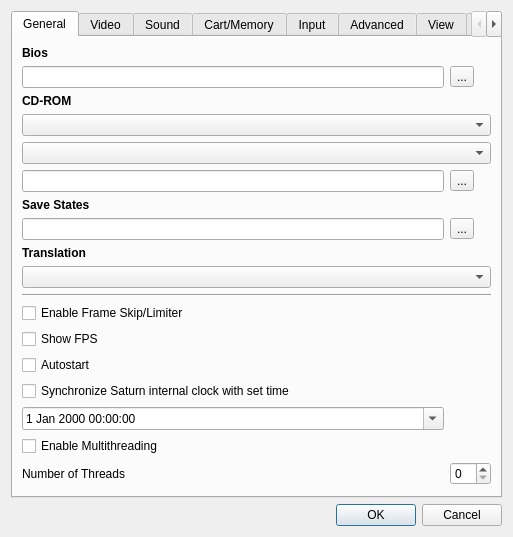
Old version of the form yabause/src/qt/ui/UISettings.ui in the repository Yabause/yabause.
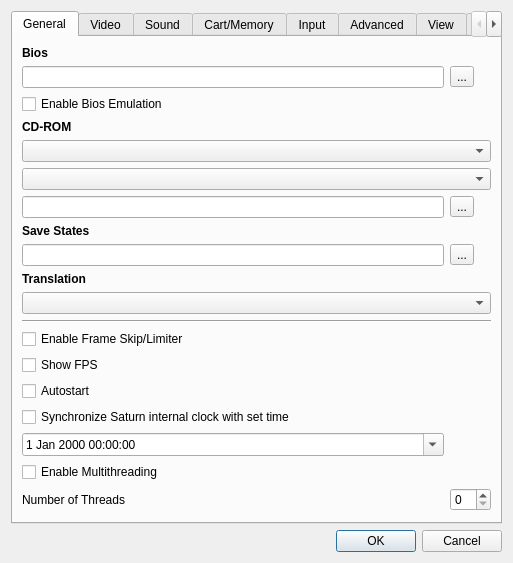
New version of the form. Custom widgets are drawn as their Qt base class.

Commit message: Added feature to Qt port to toggle bios emulation. Fixes issue #240

What changed in the file:
```diff
--- a/yabause/src/qt/ui/UISettings.ui
+++ b/yabause/src/qt/ui/UISettings.ui
@@ -24,21 +24,21 @@
        <string>General</string>
       </attribute>
       <layout class="QGridLayout" name="gridLayout1">
-       <item row="19" column="0">
+       <item row="21" column="0">
         <widget class="QCheckBox" name="cbEnableMultiThreading">
          <property name="text">
           <string>Enable Multithreading</string>
          </property>
         </widget>
        </item>
-       <item row="17" column="0">
+       <item row="19" column="0">
         <widget class="QCheckBox" name="cbClockSync">
          <property name="text">
           <string>Synchronize Saturn internal clock with set time</string>
          </property>
         </widget>
        </item>
-       <item row="21" column="0">
+       <item row="23" column="0">
         <spacer>
          <property name="orientation">
           <enum>Qt::Vertical</enum>
@@ -61,7 +61,7 @@
          </property>
         </widget>
        </item>
-       <item row="2" column="0" colspan="2">
+       <item row="4" column="0" colspan="2">
         <widget class="QLabel" name="lCdRom">
          <property name="font">
           <font>
@@ -77,20 +77,20 @@
          </property>
         </widget>
        </item>
-       <item row="3" column="0" colspan="2">
+       <item row="5" column="0" colspan="2">
         <widget class="QComboBox" name="cbCdRom"/>
        </item>
-       <item row="5" column="0">
+       <item row="7" column="0">
         <widget class="QLineEdit" name="leCdRom"/>
        </item>
-       <item row="5" column="1">
+       <item row="7" column="1">
         <widget class="QToolButton" name="tbCdRom">
          <property name="text">
           <string>...</string>
          </property>
         </widget>
        </item>
-       <item row="6" column="0" colspan="2">
+       <item row="8" column="0" colspan="2">
         <widget class="QLabel" name="lSaveStates">
          <property name="font">
           <font>
@@ -106,17 +106,17 @@
          </property>
         </widget>
        </item>
-       <item row="7" column="0">
+       <item row="9" column="0">
         <widget class="QLineEdit" name="leSaveStates"/>
        </item>
-       <item row="7" column="1">
+       <item row="9" column="1">
         <widget class="QToolButton" name="tbSaveStates">
          <property name="text">
           <string>...</string>
          </property>
         </widget>
        </item>
-       <item row="8" column="0" colspan="2">
+       <item row="10" column="0" colspan="2">
         <widget class="QLabel" name="lTranslation">
          <property name="font">
           <font>
@@ -132,28 +132,28 @@
          </property>
         </widget>
        </item>
-       <item row="12" column="0" colspan="2">
+       <item row="14" column="0" colspan="2">
         <widget class="Line" name="line">
          <property name="orientation">
           <enum>Qt::Horizontal</enum>
          </property>
         </widget>
        </item>
-       <item row="13" column="0" colspan="2">
+       <item row="15" column="0" colspan="2">
         <widget class="QCheckBox" name="cbEnableFrameSkipLimiter">
          <property name="text">
           <string>Enable Frame Skip/Limiter</string>
          </property>
         </widget>
        </item>
-       <item row="14" column="0" colspan="2">
+       <item row="16" column="0" colspan="2">
         <widget class="QCheckBox" name="cbShowFPS">
          <property name="text">
           <string>Show FPS</string>
          </property>
         </widget>
        </item>
-       <item row="15" column="0" colspan="2">
+       <item row="17" column="0" colspan="2">
         <widget class="QCheckBox" name="cbAutostart">
          <property name="text">
           <string>Autostart</string>
@@ -176,7 +176,7 @@
          </property>
         </widget>
        </item>
-       <item row="4" column="0" colspan="2">
+       <item row="6" column="0" colspan="2">
         <widget class="QComboBox" name="cbCdDrive">
          <property name="sizePolicy">
           <sizepolicy hsizetype="Minimum" vsizetype="Fixed">
@@ -186,26 +186,33 @@
          </property>
         </widget>
        </item>
-       <item row="9" column="0" colspan="2">
+       <item row="11" column="0" colspan="2">
         <widget class="QComboBox" name="cbTranslation"/>
        </item>
-       <item row="18" column="0">
+       <item row="20" column="0">
         <widget class="QDateTimeEdit" name="dteBaseTime">
          <property name="calendarPopup">
           <bool>true</bool>
          </property>
         </widget>
        </item>
-       <item row="20" column="0">
+       <item row="22" column="0">
         <widget class="QLabel" name="label_2">
          <property name="text">
           <string>Number of Threads</string>
          </property>
         </widget>
        </item>
-       <item row="20" column="1">
+       <item row="22" column="1">
         <widget class="QSpinBox" name="sbNumberOfThreads"/>
        </item>
+       <item row="2" column="0">
+        <widget class="QCheckBox" name="cbEnableBiosEmulation">
+         <property name="text">
+          <string>Enable Bios Emulation</string>
+         </property>
+        </widget>
+       </item>
       </layout>
      </widget>
      <widget class="QWidget" name="wVideo">
```
Left out of the diff: 2 changed lines with no effect on the pictures. The commit also changes 5 other files.
